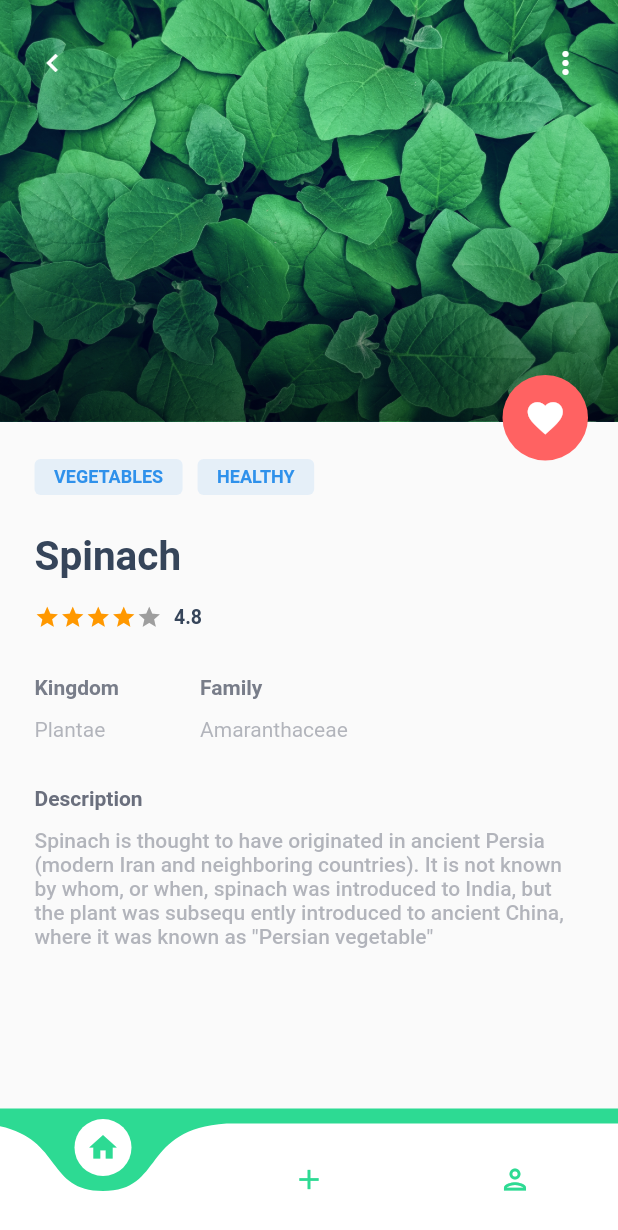
After one commit to Syahro/plant_app, a Flutter app: the DetailIdentifyPage screen opened directly, on a phone screen of 412 x 824 dp. The commit adds this screen. Shown: the top 1230 px of the screen. Run offline on Flutter 3.47's test engine with Material 2 defaults, Android fonts, the phone set to English and light mode, and no system bars; drawn by our look-alikes of curved_navigation_bar.

Commit message:
done modified detailIdentifyPage and add some assets or support

```diff
--- a/lib/pages/camera_identify_page.dart
+++ b/lib/pages/camera_identify_page.dart
@@ -1,4 +1,5 @@
 import 'package:flutter/material.dart';
+import 'package:plant_app/pages/detail_identify_page.dart';
 import 'package:plant_app/theme.dart';
 
 class CameraIdentifyPage extends StatelessWidget {
@@ -75,7 +76,18 @@ class CameraIdentifyPage extends StatelessWidget {
                       ),
                       Column(
                         children: [
-                          Container(
+                          InkWell(
+                            onTap: () {
+                              Navigator.push(
+                                context,
+                                MaterialPageRoute(
+                                  builder: (context) {
+                                    return DetailIdentifyPage();
+                                  },
+                                ),
+                              );
+                            },
+                            child: Container(
                               height: 63,
                               width: 63,
                               decoration: BoxDecoration(
@@ -84,6 +96,7 @@ class CameraIdentifyPage extends StatelessWidget {
                                   color: whiteColor,
                                 ),
                                 borderRadius: BorderRadius.circular(32),
+                              ),
                             ),
                           ),
                         ],
--- /dev/null
+++ b/lib/pages/detail_identify_page.dart
@@ -0,0 +1,252 @@
+import 'package:flutter/material.dart';
+import 'package:plant_app/theme.dart';
+import 'package:plant_app/widget/bottom_navbar.dart';
+import 'package:plant_app/widget/category_identify_bullet.dart';
+
+class DetailIdentifyPage extends StatelessWidget {
+  @override
+  Widget build(BuildContext context) {
+    return Scaffold(
+      bottomNavigationBar: BottomNavbar(),
+      body: SafeArea(
+        child: ListView(
+          children: [
+            Stack(
+              children: [
+                Column(
+                  children: [
+                    Stack(
+                      children: [
+                        Container(
+                          height: 281,
+                          width: double.infinity,
+                          child: Stack(
+                            children: [
+                              Image.asset(
+                                'assets/spinach.png',
+                                width: double.infinity,
+                                height: 281,
+                                fit: BoxFit.cover,
+                              ),
+                              Container(
+                                height: 281,
+                                width: double.infinity,
+                                decoration: BoxDecoration(
+                                  gradient: LinearGradient(
+                                    begin: Alignment.bottomCenter,
+                                    end: Alignment.center,
+                                    colors: [
+                                      Colors.black.withOpacity(0.5),
+                                      Colors.transparent
+                                    ],
+                                  ),
+                                ),
+                              ),
+                              Padding(
+                                padding: EdgeInsets.symmetric(
+                                    horizontal: 23, vertical: 30),
+                                child: Row(
+                                  mainAxisAlignment:
+                                      MainAxisAlignment.spaceBetween,
+                                  children: [
+                                    Icon(
+                                      Icons.chevron_left,
+                                      color: whiteColor,
+                                    ),
+                                    Icon(
+                                      Icons.more_vert,
+                                      color: whiteColor,
+                                    ),
+                                  ],
+                                ),
+                              )
+                            ],
+                          ),
+                        ),
+                        Container(
+                          width: double.infinity,
+                          margin: EdgeInsets.only(top: 281),
+                          padding: EdgeInsets.symmetric(
+                              horizontal: 23, vertical: 25),
+                          child: Column(
+                            crossAxisAlignment: CrossAxisAlignment.start,
+                            children: [
+                              Row(
+                                children: [
+                                  CategoryIdentifyBullet('VEGETABLES'),
+                                  SizedBox(
+                                    width: 10,
+                                  ),
+                                  CategoryIdentifyBullet('HEALTHY'),
+                                ],
+                              ),
+                              SizedBox(
+                                height: 25,
+                              ),
+                              Text(
+                                'Spinach',
+                                style: TextStyle(
+                                  fontWeight: FontWeight.bold,
+                                  color: darkColor,
+                                  fontSize: 27,
+                                ),
+                              ),
+                              SizedBox(
+                                height: 16,
+                              ),
+                              Row(
+                                children: [
+                                  Icon(
+                                    Icons.star,
+                                    color: Colors.orange,
+                                    size: 17,
+                                  ),
+                                  Icon(
+                                    Icons.star,
+                                    color: Colors.orange,
+                                    size: 17,
+                                  ),
+                                  Icon(
+                                    Icons.star,
+                                    color: Colors.orange,
+                                    size: 17,
+                                  ),
+                                  Icon(
+                                    Icons.star,
+                                    color: Colors.orange,
+                                    size: 17,
+                                  ),
+                                  Icon(
+                                    Icons.star,
+                                    color: Colors.grey,
+                                    size: 17,
+                                  ),
+                                  SizedBox(
+                                    width: 8,
+                                  ),
+                                  Text(
+                                    '4.8',
+                                    style: TextStyle(
+                                      fontWeight: FontWeight.bold,
+                                      fontSize: 13,
+                                      color: darkColor,
+                                    ),
+                                  ),
+                                ],
+                              ),
+                              SizedBox(
+                                height: 30,
+                              ),
+                              Row(
+                                children: [
+                                  Column(
+                                    crossAxisAlignment:
+                                        CrossAxisAlignment.start,
+                                    children: [
+                                      Text(
+                                        'Kingdom',
+                                        style: TextStyle(
+                                          fontWeight: FontWeight.w600,
+                                          fontSize: 14,
+                                          color: darkGreyColor.withOpacity(0.9),
+                                        ),
+                                      ),
+                                      SizedBox(
+                                        height: 12,
+                                      ),
+                                      Text(
+                                        'Plantae',
+                                        style: TextStyle(
+                                          fontWeight: FontWeight.w400,
+                                          fontSize: 14,
+                                          color: darkGreyColor.withOpacity(0.5),
+                                        ),
+                                      ),
+                                    ],
+                                  ),
+                                  SizedBox(
+                                    width: 54,
+                                  ),
+                                  Column(
+                                    crossAxisAlignment:
+                                        CrossAxisAlignment.start,
+                                    children: [
+                                      Text(
+                                        'Family',
+                                        style: TextStyle(
+                                          fontWeight: FontWeight.w600,
+                                          fontSize: 14,
+                                          color: darkGreyColor.withOpacity(0.9),
+                                        ),
+                                      ),
+                                      SizedBox(
+                                        height: 12,
+                                      ),
+                                      Text(
+                                        'Amaranthaceae',
+                                        style: TextStyle(
+                                          fontWeight: FontWeight.w400,
+                                          fontSize: 14,
+                                          color: darkGreyColor.withOpacity(0.5),
+                                        ),
+                                      ),
+                                    ],
+                                  )
+                                ],
+                              ),
+                              SizedBox(
+                                height: 30,
+                              ),
+                              Text(
+                                'Description',
+                                style: TextStyle(
+                                  fontWeight: FontWeight.w600,
+                                  color: darkGreyColor,
+                                  fontSize: 14,
+                                ),
+                              ),
+                              SizedBox(
+                                height: 12,
+                              ),
+                              Text(
+                                'Spinach is thought to have originated in ancient Persia (modern Iran and neighboring countries). It is not known by whom, or when, spinach was introduced to India, but the plant was subsequ ently introduced to ancient China, where it was known as "Persian vegetable"',
+                                style: TextStyle(
+                                  fontWeight: FontWeight.w500,
+                                  fontSize: 14,
+                                  color: darkGreyColor.withOpacity(0.5),
+                                ),
+                              ),
+                            ],
+                          ),
+                        ),
+                        Positioned(
+                          top: 250,
+                          right: 20,
+                          child: Container(
+                            height: 57,
+                            width: 57,
+                            decoration: BoxDecoration(
+                              color: Color(0XFFFF6262),
+                              borderRadius: BorderRadius.circular(30),
+                            ),
+                            child: Center(
+                              child: Icon(
+                                Icons.favorite,
+                                color: whiteColor,
+                                size: 28,
+                              ),
+                            ),
+                          ),
+                        )
+                      ],
+                    ),
+                  ],
+                )
+              ],
+            ),
+          ],
+        ),
+      ),
+    );
+  }
+}
--- /dev/null
+++ b/lib/widget/category_identify_bullet.dart
@@ -0,0 +1,27 @@
+import 'package:flutter/material.dart';
+
+class CategoryIdentifyBullet extends StatelessWidget {
+  final String title;
+
+  CategoryIdentifyBullet(this.title);
+  @override
+  Widget build(BuildContext context) {
+    return Container(
+      padding: EdgeInsets.symmetric(horizontal: 13, vertical: 5),
+      decoration: BoxDecoration(
+        color: Color(0XFF2F91EB).withOpacity(0.1),
+        borderRadius: BorderRadius.circular(4),
+      ),
+      child: Center(
+        child: Text(
+          title,
+          style: TextStyle(
+            fontWeight: FontWeight.bold,
+            fontSize: 12,
+            color: Color(0XFF2F91EB),
+          ),
+        ),
+      ),
+    );
+  }
+}
```
Lines whose indentation alone changed are shown as unchanged.
